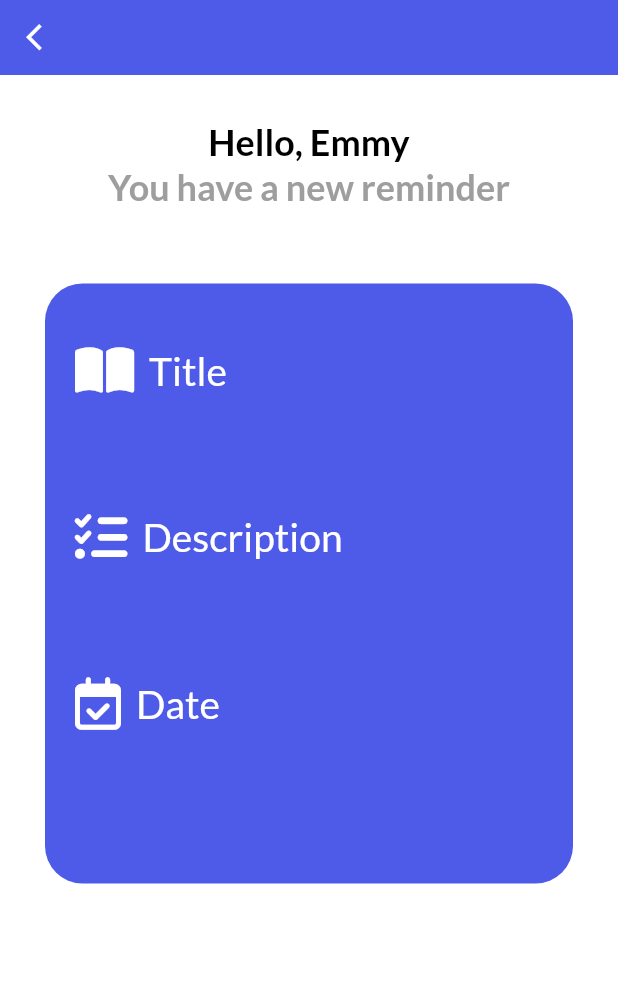
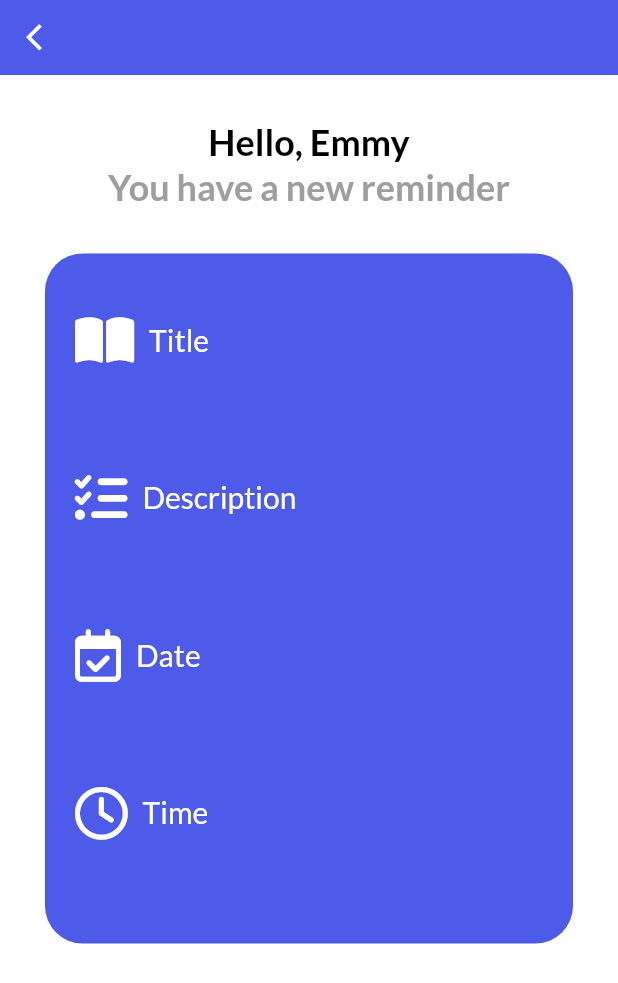
Before and after one commit to JideijeEmeka/my_todo_app, a Flutter app: the NotifiedPage screen opened directly with empty values, on a phone screen of 412 x 824 dp. Shown: the top 983 px of the screen. Run offline on Flutter 3.47's test engine with Material 2 defaults, Android fonts, the phone set to English and light mode, and no system bars; our stand-ins replace date_picker_timeline, flutter_local_notifications, flutter_native_timezone, flutter_staggered_animations, font_awesome_flutter, get and 4 more; accounts and stored records are empty.

Commit message:
Design notified page

```diff
--- a/lib/UI/notified_page.dart
+++ b/lib/UI/notified_page.dart
@@ -29,7 +29,8 @@ class NotifiedPage extends StatelessWidget {
           fontSize: 20
         )),
       ),
-      body: Column(
+      body: SingleChildScrollView(
+        child: Column(
           children: [
             Padding(
               padding: const EdgeInsets.only(top: 30, bottom: 1),
@@ -43,9 +44,9 @@ class NotifiedPage extends StatelessWidget {
             ),
             Text('You have a new reminder', style: subHeadingStyle,),
             Container(
-            margin: const EdgeInsets.only(left: 30, right: 30, top: 50),
+              margin: const EdgeInsets.only(left: 30,
+                  right: 30, top: 30, bottom: 50),
                 width: MediaQuery.of(context).size.width,
-              height: 400,
                 decoration: BoxDecoration(
                   borderRadius: BorderRadius.circular(25),
                   color: bluishColor,
@@ -55,14 +56,15 @@ class NotifiedPage extends StatelessWidget {
                   child: Column(
                     crossAxisAlignment: CrossAxisAlignment.start,
                     children: [
-                    ///Title
+                      /// Title
                       Row(
                         children: [
-                        const FaIcon(FontAwesomeIcons.bookOpen, size: 35, color: whiteColor,),
+                          const FaIcon(FontAwesomeIcons.bookOpen,
+                            size: 35, color: whiteColor,),
                           Padding(
                             padding: const EdgeInsets.only(left: 10),
                             child: Text('Title', style: GoogleFonts.lato(textStyle:
-                            const TextStyle(color: whiteColor, fontSize: 26)),),
+                              const TextStyle(color: whiteColor, fontSize: 20)),),
                           )
                         ],
                       ),
@@ -70,17 +72,17 @@ class NotifiedPage extends StatelessWidget {
                         padding: const EdgeInsets.symmetric(vertical: 25),
                         child: Text(label.toString().split("|")[0],
                             style: TextStyle(
-                            fontSize: 22,
+                              fontSize: 17,
                               color: whiteColor.withOpacity(0.7),),),
                       ),
-                    ///Description
+                      /// Description
                       Row(
                         children: [
                           const FaIcon(FontAwesomeIcons.listCheck, size: 35, color: whiteColor,),
                           Padding(
                             padding: const EdgeInsets.only(left: 10),
                             child: Text('Description', style: GoogleFonts.lato(textStyle:
-                          const TextStyle(color: whiteColor, fontSize: 26)),),
+                            const TextStyle(color: whiteColor, fontSize: 20)),),
                           )
                         ],
                       ),
@@ -88,17 +90,17 @@ class NotifiedPage extends StatelessWidget {
                         padding: const EdgeInsets.symmetric(vertical: 25),
                         child: Text(label.toString().split("|")[0],
                           style: TextStyle(
-                          fontSize: 22,
+                            fontSize: 17,
                             color: whiteColor.withOpacity(0.7),),),
                       ),
-                    ///Date
+                      /// Date
                       Row(
                         children: [
                           const FaIcon(FontAwesomeIcons.calendarCheck, size: 35, color: whiteColor,),
                           Padding(
                             padding: const EdgeInsets.only(left: 10),
                             child: Text('Date', style: GoogleFonts.lato(textStyle:
-                          const TextStyle(color: whiteColor, fontSize: 26)),),
+                            const TextStyle(color: whiteColor, fontSize: 20)),),
                           )
                         ],
                       ),
@@ -106,7 +108,25 @@ class NotifiedPage extends StatelessWidget {
                         padding: const EdgeInsets.symmetric(vertical: 25),
                         child: Text(label.toString().split("|")[0],
                           style: TextStyle(
-                          fontSize: 22,
+                            fontSize: 17,
+                            color: whiteColor.withOpacity(0.7),),),
+                      ),
+                      /// Time
+                      Row(
+                        children: [
+                          const FaIcon(FontAwesomeIcons.clock, size: 35, color: whiteColor,),
+                          Padding(
+                            padding: const EdgeInsets.only(left: 10),
+                            child: Text('Time', style: GoogleFonts.lato(textStyle:
+                            const TextStyle(color: whiteColor, fontSize: 20)),),
+                          )
+                        ],
+                      ),
+                      Padding(
+                        padding: const EdgeInsets.symmetric(vertical: 25),
+                        child: Text(label.toString().split("|")[0],
+                          style: TextStyle(
+                            fontSize: 17,
                             color: whiteColor.withOpacity(0.7),),),
                       ),
                     ],
@@ -115,6 +135,7 @@ class NotifiedPage extends StatelessWidget {
               ),
           ],
         ),
+      ),
     );
   }
 }
```
Lines whose indentation alone changed are shown as unchanged.
